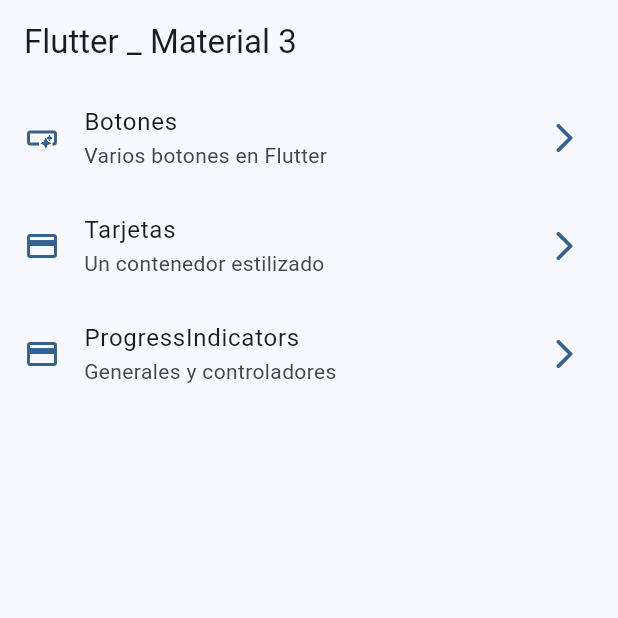
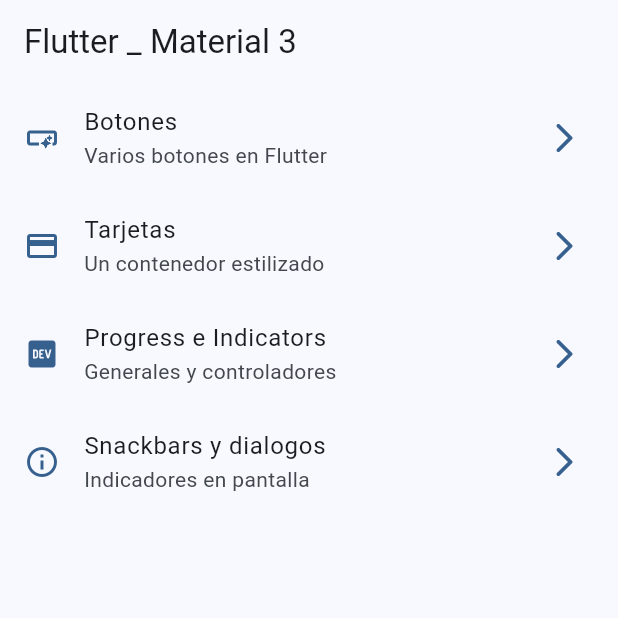
Before and after one commit to LuisCalleLazo/Widgets_App, a Flutter app: the screen it shows after launch, on a phone screen of 412 x 824 dp, the top half of it. Run offline on Flutter 3.47's test engine with Material 3 defaults, Android fonts, the phone set to English and light mode, and no system bars; our stand-ins replace go_router.

Commit message:
Dialog finish

```diff
--- a/lib/config/menu/menu_items.dart
+++ b/lib/config/menu/menu_items.dart
@@ -28,9 +28,15 @@ const appMenuItems = <MenuItems>[
     icon: Icons.credit_card,
   ),
   MenuItems(
-    title: 'ProgressIndicators',
+    title: 'Progress e Indicators',
     subTitle: 'Generales y controladores',
     link: '/progress',
-    icon: Icons.credit_card,
+    icon: Icons.logo_dev_sharp,
+  ),
+  MenuItems(
+    title: 'Snackbars y dialogos',
+    subTitle: 'Indicadores en pantalla',
+    link: '/snackbars',
+    icon: Icons.info_outline,
   ),
 ];
--- a/lib/config/router/app_router.dart
+++ b/lib/config/router/app_router.dart
@@ -24,5 +24,10 @@ final appRouter = GoRouter(
       name: ProgressScreen.name,
       builder: (context, state) => const ProgressScreen(),
     ),
+    GoRoute(
+      path: '/snackbars',
+      name: SnackbarScreen.name,
+      builder: (context, state) => const SnackbarScreen(),
+    ),
   ],
 );
--- a/lib/main.dart
+++ b/lib/main.dart
@@ -1,7 +1,6 @@
 import 'package:flutter/material.dart';
 import 'package:widgets_app/config/router/app_router.dart';
 import 'package:widgets_app/config/theme/app_theme.dart';
-
 
 void main() {
   runApp(const MainApp());
@@ -13,6 +12,7 @@ class MainApp extends StatelessWidget {
   @override
   Widget build(BuildContext context) {
     return MaterialApp.router(
+      title: 'Widgets App',
       routerConfig: appRouter,
       debugShowCheckedModeBanner: false,
       theme: AppTheme(selectedColor: 0).getTheme(),
```
Also changed, not shown: lib/presentation/screens/snackbar/snackbar_screen.dart (+64 -1 lines).
